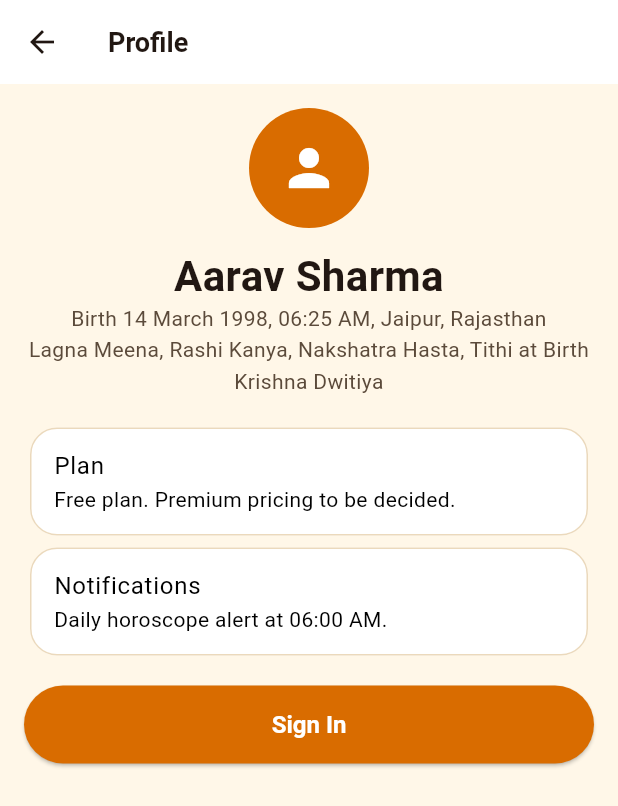
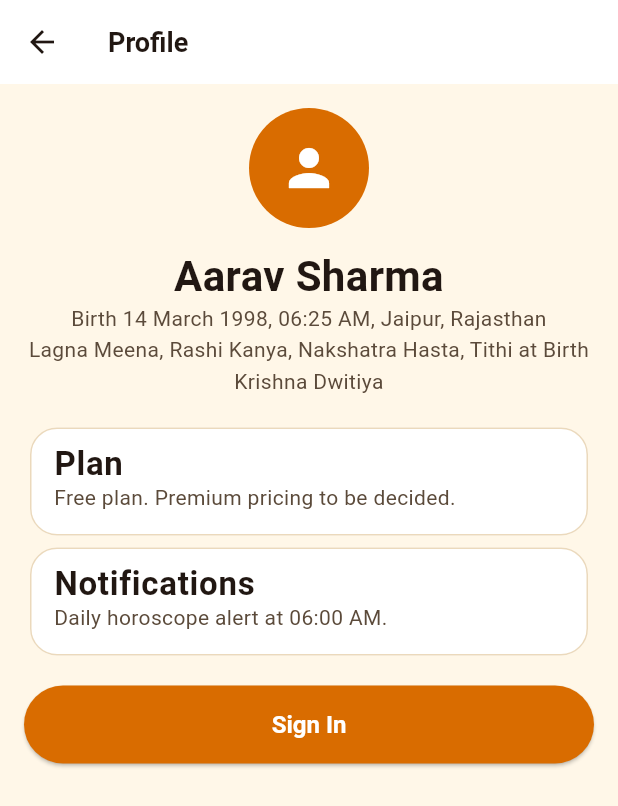
Before and after one commit to sunmughan/dharm-guru-shrinkhala, a Flutter app: the ProfileScreen screen opened directly, on a phone screen of 412 x 824 dp. Shown: the top 806 px of the screen. Run offline on Flutter 3.47's test engine with Material 3 defaults, Android fonts, the phone set to English and light mode, and no system bars; our stand-ins replace cloud_firestore, firebase_analytics, firebase_auth, firebase_core, firebase_crashlytics, firebase_messaging and 3 more; accounts and stored records are empty; Roboto replaces fonts that are missing (Georgia).

Commit message:
Fix const eval errors: drop const on Profile plan cards using themed text styles

```diff
--- a/lib/screens/screens.dart
+++ b/lib/screens/screens.dart
@@ -1570,7 +1570,7 @@ class ProfileScreen extends StatelessWidget {
             textAlign: TextAlign.center,
           ),
           const SizedBox(height: AppSpacing.md),
-          const Card(
+          Card(
             child: ListTile(
               title: Text('Plan', style: AppTextStyles.themed(context, AppTextStyles.subtitle)),
               subtitle: Text(
@@ -1579,7 +1579,7 @@ class ProfileScreen extends StatelessWidget {
               ),
             ),
           ),
-          const Card(
+          Card(
             child: ListTile(
               title: Text('Notifications', style: AppTextStyles.themed(context, AppTextStyles.subtitle)),
               subtitle: Text(
```
